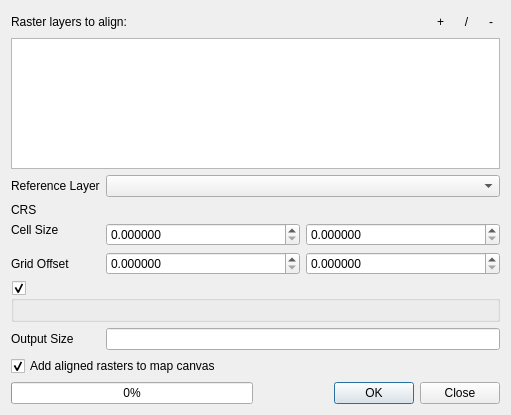
The window that src/ui/qgsalignrasterdialog.ui (qgis/QGIS) describes before a commit, drawn with Qt 5.
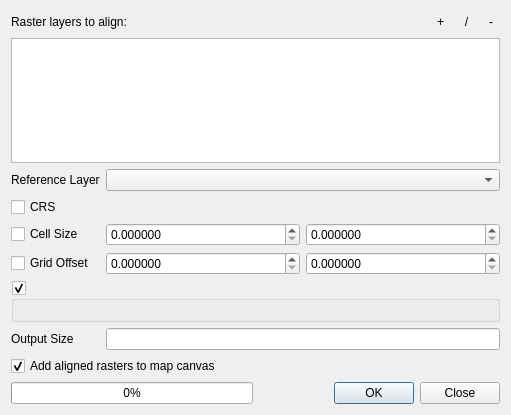
The same window after the commit. Custom widgets are drawn as their Qt base class.

Commit message: Allow for custom setting of cell size / grid offset in GUI

What changed in the file:
```diff
--- a/src/ui/qgsalignrasterdialog.ui
+++ b/src/ui/qgsalignrasterdialog.ui
@@ -80,44 +80,27 @@
    </item>
    <item>
     <layout class="QGridLayout" name="gridLayout">
-     <item row="5" column="0">
+     <item row="5" column="1">
       <widget class="QLabel" name="label_6">
        <property name="text">
         <string>Output Size</string>
        </property>
       </widget>
      </item>
-     <item row="3" column="0">
-      <widget class="QLabel" name="label_5">
-       <property name="text">
-        <string>Grid Offset</string>
-       </property>
-      </widget>
-     </item>
-     <item row="0" column="0">
+     <item row="0" column="1">
       <widget class="QLabel" name="label_3">
        <property name="text">
         <string>Reference Layer</string>
        </property>
       </widget>
      </item>
-     <item row="0" column="1">
+     <item row="0" column="2">
       <widget class="QComboBox" name="mCboReferenceLayer"/>
      </item>
-     <item row="1" column="1">
+     <item row="1" column="2">
       <widget class="QgsProjectionSelectionWidget" name="mCrsSelector" native="true"/>
      </item>
-     <item row="2" column="0">
-      <widget class="QLabel" name="label_2">
-       <property name="text">
-        <string>Cell Size</string>
-       </property>
-       <property name="alignment">
-        <set>Qt::AlignLeading|Qt::AlignLeft|Qt::AlignTop</set>
-       </property>
-      </widget>
-     </item>
-     <item row="2" column="1">
+     <item row="2" column="2">
       <layout class="QHBoxLayout" name="horizontalLayout_3">
        <item>
         <widget class="QDoubleSpinBox" name="mSpinCellSizeX">
@@ -141,14 +124,7 @@
        </item>
       </layout>
      </item>
-     <item row="1" column="0">
-      <widget class="QLabel" name="label_4">
-       <property name="text">
-        <string>CRS</string>
-       </property>
-      </widget>
-     </item>
-     <item row="3" column="1">
+     <item row="3" column="2">
       <layout class="QHBoxLayout" name="horizontalLayout_4">
        <item>
         <widget class="QDoubleSpinBox" name="mSpinGridOffsetX">
@@ -172,7 +148,7 @@
        </item>
       </layout>
      </item>
-     <item row="7" column="0" colspan="2">
+     <item row="7" column="1" colspan="2">
       <widget class="QCheckBox" name="mChkAddToCanvas">
        <property name="text">
         <string>Add aligned rasters to map canvas</string>
@@ -182,7 +158,7 @@
        </property>
       </widget>
      </item>
-     <item row="4" column="0" colspan="2">
+     <item row="4" column="1" colspan="2">
       <widget class="QgsExtentGroupBox" name="mClipExtentGroupBox">
        <property name="checkable">
         <bool>true</bool>
@@ -190,13 +166,34 @@
        <layout class="QGridLayout" name="gridLayout_2"/>
       </widget>
      </item>
-     <item row="5" column="1">
+     <item row="5" column="2">
       <widget class="QLineEdit" name="mEditOutputSize">
        <property name="readOnly">
         <bool>true</bool>
        </property>
       </widget>
      </item>
+     <item row="1" column="1">
+      <widget class="QCheckBox" name="mChkCustomCRS">
+       <property name="text">
+        <string>CRS</string>
+       </property>
+      </widget>
+     </item>
+     <item row="2" column="1">
+      <widget class="QCheckBox" name="mChkCustomCellSize">
+       <property name="text">
+        <string>Cell Size</string>
+       </property>
+      </widget>
+     </item>
+     <item row="3" column="1">
+      <widget class="QCheckBox" name="mChkCustomGridOffset">
+       <property name="text">
+        <string>Grid Offset</string>
+       </property>
+      </widget>
+     </item>
     </layout>
    </item>
    <item>
```
Left out of the diff: 5 changed lines with no effect on the pictures. The commit also changes 6 other files.
